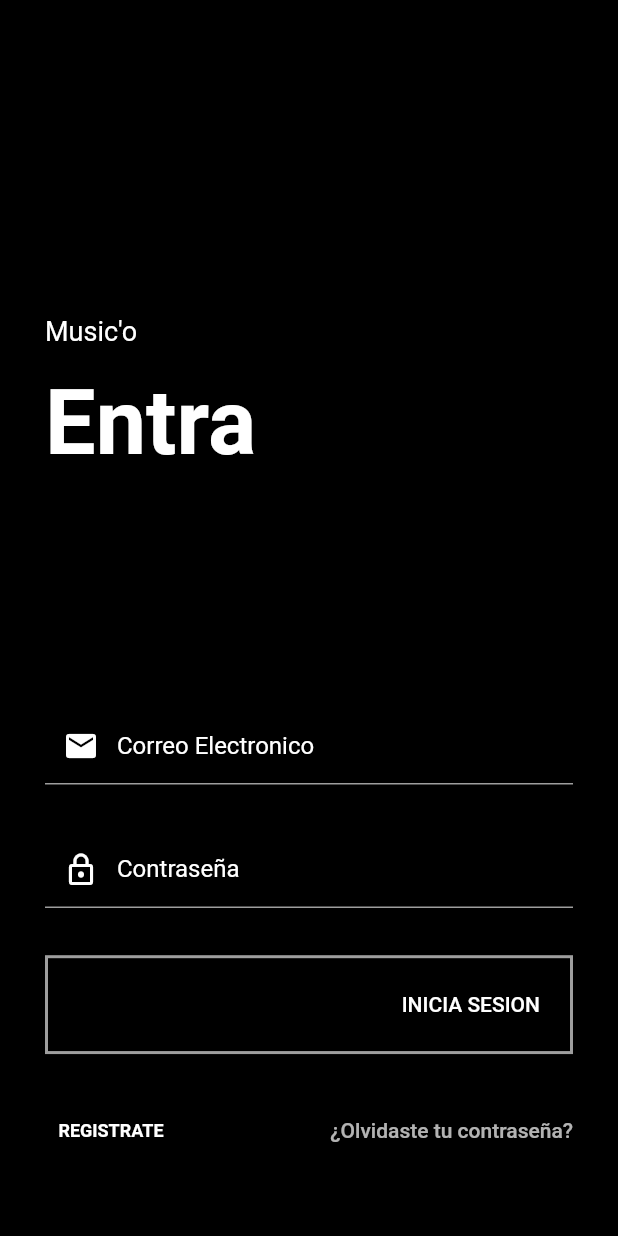
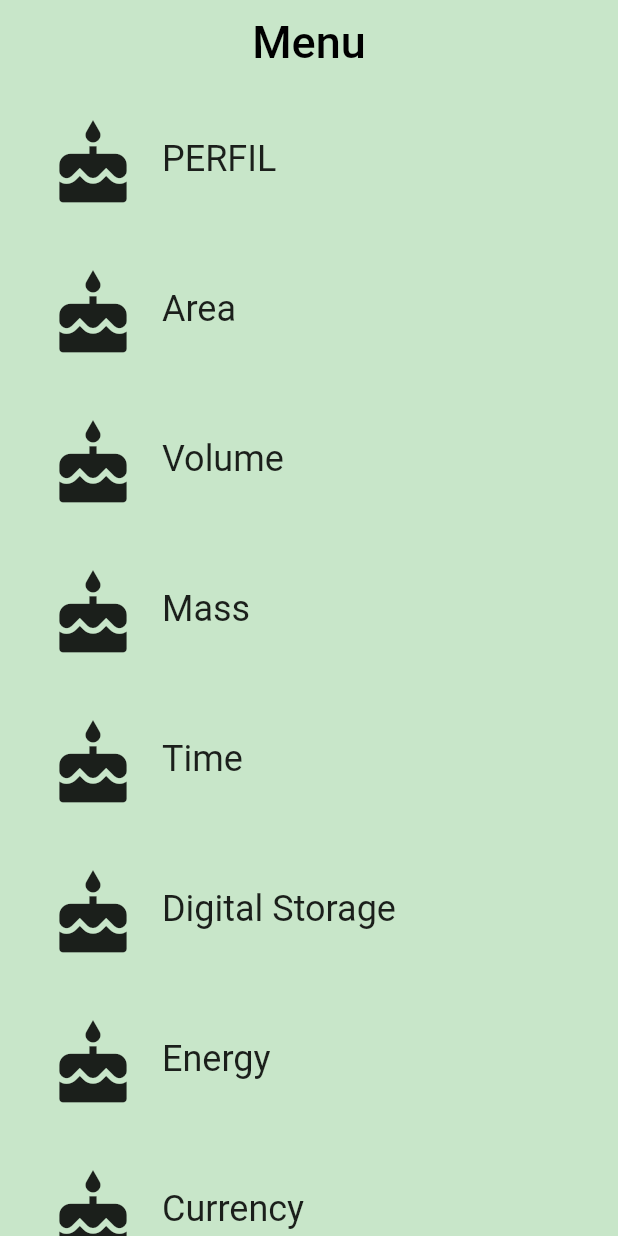
Before and after one commit to HackSiteOficial/Music-o, a Flutter app: the screen it shows after launch, on a phone screen of 412 x 824 dp. Run offline on Flutter 3.47's test engine with Material 2 defaults, Android fonts, the phone set to English and light mode, and no system bars; our stand-ins replace cloud_firestore, firebase_auth, flushbar, shared_preferences; accounts and stored records are empty.

Commit message:
appbar title

```diff
--- a/lib/main.dart
+++ b/lib/main.dart
@@ -5,6 +5,7 @@ import 'package:music_finder/screens/login/sign_in.dart';
 import 'package:music_finder/screens/login/sign_up.dart';
 import 'package:music_finder/screens/login/forgot_password.dart';
 import 'package:music_finder/screens/profile/profile.dart';
+import 'package:music_finder/widgets/menu.dart';
 
 class MyApp extends StatelessWidget {
   MyApp() {
@@ -15,11 +16,12 @@ class MyApp extends StatelessWidget {
     return MaterialApp(
       debugShowCheckedModeBanner: false,
       routes: {
-        '/': (context) => Redirector(),
+        '/': (context) => CategoryRoute(),
         '/signin': (context) => SignIn(),
         '/signup': (context) => SignUp(),
         '/forgot-password': (context) => ForgotPassword(),
         '/profile': (context) => Profile(),
+        '/profile2': (context) => CategoryRoute()
       },
     );
   }
--- a/lib/screens/login/sign_up.dart
+++ b/lib/screens/login/sign_up.dart
@@ -260,7 +260,8 @@ class _SignUpState extends State<SignUp> {
     });
   }
 
-  void _emailSignUp({String firstName,
+  void _emailSignUp({
+    String firstName,
     String lastName,
     String email,
     String password,
@@ -281,10 +282,10 @@ class _SignUpState extends State<SignUp> {
         await Navigator.pushNamed(context, '/signin');
       } catch (e) {
         _changeLoadingVisible();
-        print("Sign Up Error: $e");
+        print("Error al registrar: $e");
         String exception = Auth.getExceptionText(e);
         Flushbar(
-          title: "Sign Up Error",
+          title: "Error al registrar",
           message: exception,
           duration: Duration(seconds: 5),
         )
--- a/lib/screens/profile/profile.dart
+++ b/lib/screens/profile/profile.dart
@@ -11,11 +11,17 @@ class Profile extends StatefulWidget {
 
 class _ProfileState extends State<Profile> {
   StateModel appState;
+  @override
+  void initState() {
+    super.initState();
+  }
 
-  Widget head() {
+  @override
+  Widget build(BuildContext context) {
     appState = StateWidget.of(context).state;
     final firstName = appState?.user?.firstName ?? '';
-    return Container(
+
+    final head = Container(
       height: MediaQuery.of(context).size.height * 0.3,
       child: Row(
         mainAxisAlignment: MainAxisAlignment.spaceBetween,
@@ -70,10 +76,9 @@ class _ProfileState extends State<Profile> {
         ],
       ),
     );
-  }
 
-  Widget info() {
-    return Container(
+
+    final info = Container(
       child: Padding(
         padding: EdgeInsets.only(left: 20.0, top: 10.0),
         child: Text(
@@ -82,10 +87,8 @@ class _ProfileState extends State<Profile> {
         ),
       )
     );
-  }
 
-  Widget infoBio() {
-    return Container(
+    final infoBio = Container(
       child: Padding(
         padding: EdgeInsets.only(left: 20.0, top: 10),
         child: Text(
@@ -94,10 +97,8 @@ class _ProfileState extends State<Profile> {
         ),
       )
     );
-  }
 
-  Widget infoData() {
-    return Container(
+    final infoData = Container(
       padding: EdgeInsets.only(left: 20.0),
       child: Column(
         crossAxisAlignment: CrossAxisAlignment.start,
@@ -190,34 +191,16 @@ class _ProfileState extends State<Profile> {
         ],
       )
     );
-  }
-
-  @override
-  Widget build(BuildContext context) {
-
-    final email = appState?.firebaseUserAuth?.email ?? '';
-    final lastName = appState?.user?.lastName ?? '';
 
     return Scaffold(
       backgroundColor: Colors.black,
-      appBar: AppBar(
-        backgroundColor: Colors.black,
-        centerTitle: true,
-        title: Text('PERFIL', textAlign: TextAlign.center, style: TextStyle(letterSpacing: 6),),
-//          actions: <Widget>[
-//            new FlatButton(
-//                child: new Text('Logout',
-//                    style: new TextStyle(fontSize: 17.0, color: Colors.white)),
-//                onPressed: signOut)
-//          ],
-      ),
       body: Container(
         child: ListView(
           children: <Widget>[
-            head(),
-            info(),
-            infoBio(),
-            infoData(),
+            head,
+            info,
+            infoBio,
+            infoData,
           ]
         ),
       ),
@@ -225,7 +208,6 @@ class _ProfileState extends State<Profile> {
         backgroundColor: Colors.white,
         onPressed: () {
         },
-        tooltip: 'Increment',
         child: Icon(Icons.edit, color: Colors.black),
       ));
   }
--- /dev/null
+++ b/lib/widgets/appbar.dart
@@ -0,0 +1,85 @@
+import 'package:flutter/material.dart';
+import 'package:meta/meta.dart';
+import 'package:music_finder/screens/profile/profile.dart';
+import 'package:music_finder/widgets/title.dart';
+
+final _rowHeight = 100.0;
+final _borderRadius = BorderRadius.circular(_rowHeight / 2);
+
+class Category extends StatelessWidget {
+  final String name;
+  final ColorSwatch color;
+  final IconData iconLocation;
+  final List<Unit> units;
+
+  const Category({
+    Key key,
+    @required this.name,
+    @required this.color,
+    @required this.iconLocation,
+    @required this.units,
+  })  : assert(name != null),
+        assert(color != null),
+        assert(iconLocation != null),
+        assert(units != null),
+        super(key: key);
+
+  void _navigateToConverter(BuildContext context) {
+    Navigator.of(context).push(MaterialPageRoute<Null>(
+      builder: (BuildContext context) {
+        return Scaffold(
+          appBar: AppBar(
+            title: Text(
+              name,
+              textAlign: TextAlign.center, style: TextStyle(letterSpacing: 6),
+            ),
+            centerTitle: true,
+            leading: new IconButton(
+              icon: new Icon(Icons.menu, color: Colors.white),
+              onPressed: () => Navigator.of(context).pop(),
+            ),
+            backgroundColor: Colors.black,
+          ),
+          body: Profile(),
+        );
+      },
+    ));
+  }
+
+  @override
+  Widget build(BuildContext context) {
+    return Material(
+      color: Colors.transparent,
+      child: Container(
+        height: _rowHeight,
+        child: InkWell(
+          borderRadius: _borderRadius,
+          highlightColor: color,
+          splashColor: color,
+          onTap: () => _navigateToConverter(context),
+          child: Padding(
+            padding: EdgeInsets.all(8.0),
+            child: Row(
+              children: [
+                Padding(
+                  padding: EdgeInsets.all(16.0),
+                  child: Icon(
+                    iconLocation,
+                    size: 60.0,
+                  ),
+                ),
+                Center(
+                  child: Text(
+                    name,
+                    textAlign: TextAlign.center,
+                    style: Theme.of(context).textTheme.headline,
+                  ),
+                ),
+              ],
+            ),
+          ),
+        ),
+      ),
+    );
+  }
+}
--- /dev/null
+++ b/lib/widgets/menu.dart
@@ -0,0 +1,85 @@
+import 'package:flutter/material.dart';
+import 'package:music_finder/widgets/appbar.dart';
+import 'package:music_finder/widgets/title.dart';
+
+final _backgroundColor = Colors.green[100];
+
+class CategoryRoute extends StatelessWidget {
+  const CategoryRoute();
+
+  static const _categoryNames = <String>[
+    'PERFIL',
+    'Area',
+    'Volume',
+    'Mass',
+    'Time',
+    'Digital Storage',
+    'Energy',
+    'Currency',
+  ];
+
+  static const _baseColors = <Color>[
+    Colors.teal,
+    Colors.orange,
+    Colors.pinkAccent,
+    Colors.blueAccent,
+    Colors.yellow,
+    Colors.greenAccent,
+    Colors.purpleAccent,
+    Colors.red,
+  ];
+
+  Widget _buildCategoryWidgets(List<Widget> categories) {
+    return ListView.builder(
+      itemBuilder: (BuildContext context, int index) => categories[index],
+      itemCount: categories.length,
+    );
+  }
+
+  List<Unit> _retrieveUnitList(String categoryName) {
+    return List.generate(10, (int i) {
+      i += 1;
+      return Unit(
+        name: '$categoryName Unit $i',
+      );
+    });
+  }
+
+  @override
+  Widget build(BuildContext context) {
+    final categories = <Category>[];
+
+    for (var i = 0; i < _categoryNames.length; i++) {
+      categories.add(Category(
+        name: _categoryNames[i],
+        color: _baseColors[i],
+        iconLocation: Icons.cake,
+        units: _retrieveUnitList(_categoryNames[i]),
+      ));
+    }
+
+    final listView = Container(
+      color: _backgroundColor,
+      padding: EdgeInsets.symmetric(horizontal: 8.0),
+      child: _buildCategoryWidgets(categories),
+    );
+
+    final appBar = AppBar(
+      elevation: 0.0,
+      title: Text(
+        'Menu',
+        style: TextStyle(
+          color: Colors.black,
+          fontSize: 30.0,
+        ),
+      ),
+      centerTitle: true,
+      backgroundColor: _backgroundColor,
+    );
+
+    return Scaffold(
+      appBar: appBar,
+      body: listView,
+    );
+  }
+}
--- /dev/null
+++ b/lib/widgets/title.dart
@@ -0,0 +1,13 @@
+import 'package:meta/meta.dart';
+
+class Unit {
+  final String name;
+
+  const Unit({
+    @required this.name,
+  })  : assert(name != null);
+
+  Unit.fromJson(Map jsonMap)
+      : assert(jsonMap['name'] != null),
+        name = jsonMap['name'];
+}
```
Lines whose indentation alone changed are shown as unchanged.
